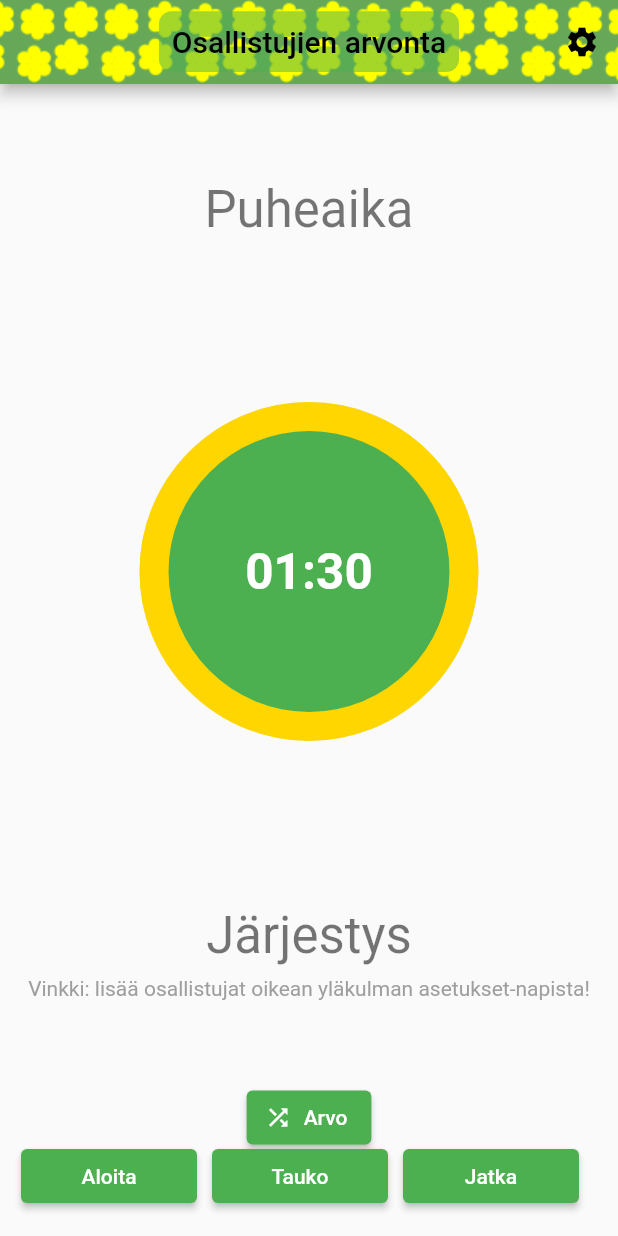
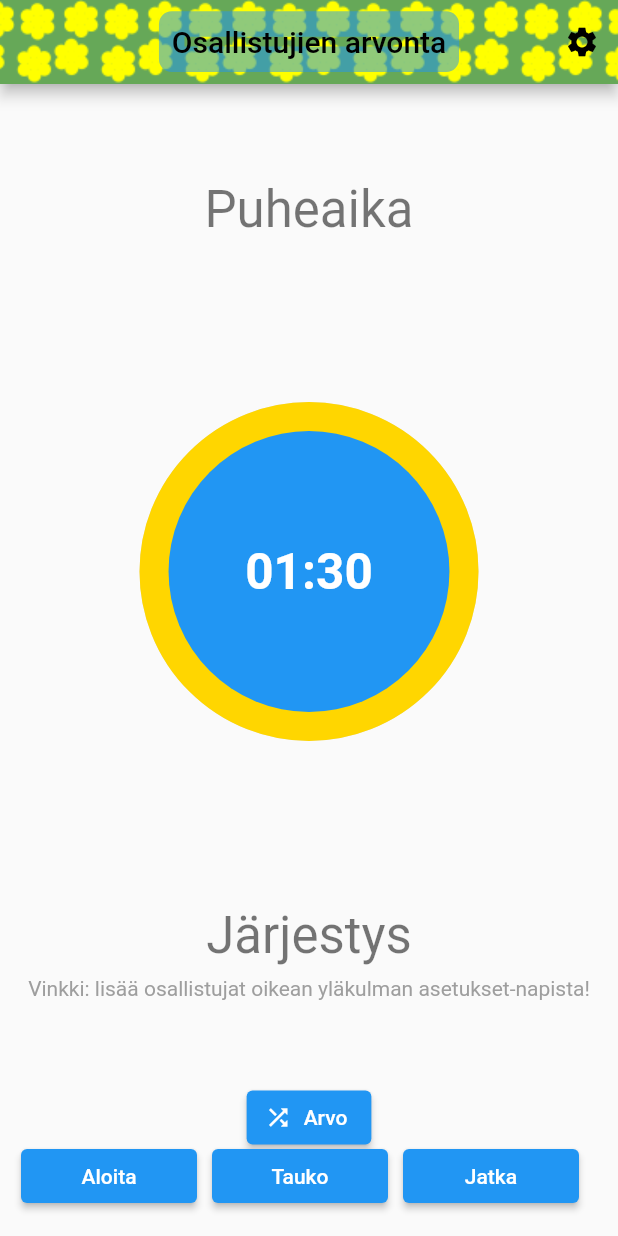
Before and after one commit to areee/flutter_participants_lottery, a Flutter app: the screen it shows after launch, on a phone screen of 412 x 824 dp. Run offline on Flutter 3.47's test engine with Material 2 defaults, Android fonts, the phone set to English and light mode, and no system bars; drawn by our look-alikes of circular_countdown_timer; our stand-ins replace google_fonts, shared_preferences; missing offline and left inert: emoji_alert.

Commit message:
Own file fow fpl theme & use it everywhere in the app

```diff
--- a/lib/components/custom_app_bar.dart
+++ b/lib/components/custom_app_bar.dart
@@ -9,7 +9,7 @@ PreferredSizeWidget customAppBar(
       title,
       style: TextStyle(
         background: Paint()
-          ..color = Colors.green.withOpacity(0.5)
+          ..color = Theme.of(context).colorScheme.primary.withOpacity(0.5)
           ..strokeWidth = 17
           ..strokeJoin = StrokeJoin.round
           ..strokeCap = StrokeCap.round
--- /dev/null
+++ b/lib/fpl_themes.dart
@@ -0,0 +1,27 @@
+import 'package:flutter/material.dart';
+import 'package:google_fonts/google_fonts.dart';
+
+ThemeData lightFplTheme(BuildContext context) {
+  return ThemeData(
+    colorScheme: ColorScheme.fromSwatch(
+            primarySwatch: Colors.blue, brightness: Brightness.light)
+        .copyWith(secondary: Colors.yellowAccent[700]),
+    textTheme: GoogleFonts.fredokaOneTextTheme(
+      Theme.of(context).textTheme,
+    ),
+  );
+}
+
+ThemeData darkFplTheme(BuildContext context) {
+  return ThemeData(
+    textTheme: GoogleFonts.fredokaOneTextTheme(
+      Theme.of(context).textTheme.apply(
+            bodyColor: Colors.white,
+            displayColor: Colors.white,
+          ),
+    ),
+    colorScheme: ColorScheme.fromSwatch(
+            primarySwatch: Colors.green, brightness: Brightness.dark)
+        .copyWith(secondary: Colors.yellowAccent[700]),
+  );
+}
--- a/lib/home_page.dart
+++ b/lib/home_page.dart
@@ -184,7 +184,7 @@ class _HomePageState extends State<HomePage> {
                 height: MediaQuery.of(context).size.height / 2,
                 duration: _duration,
                 initialDuration: 0,
-                fillColor: Colors.yellowAccent[700]!,
+                fillColor: Theme.of(context).colorScheme.secondary,
                 ringColor: Colors.grey[300]!,
                 controller: _countDownController,
                 ringGradient: null,
--- a/lib/main.dart
+++ b/lib/main.dart
@@ -1,5 +1,5 @@
 import 'package:flutter/material.dart';
-import 'package:google_fonts/google_fonts.dart';
+import 'fpl_themes.dart';
 import 'home_page.dart';
 
 void main() {
@@ -14,23 +14,8 @@ class FplApp extends StatelessWidget {
     return MaterialApp(
       debugShowCheckedModeBanner: false,
       title: 'Osallistujien arvonta',
-      darkTheme: ThemeData(
-        brightness: Brightness.dark,
-        primarySwatch: Colors.green,
-        textTheme: GoogleFonts.fredokaOneTextTheme(
-          Theme.of(context).textTheme.apply(
-                bodyColor: Colors.white,
-                displayColor: Colors.white,
-              ),
-        ),
-      ),
-      theme: ThemeData(
-        brightness: Brightness.light,
-        primarySwatch: Colors.green,
-        textTheme: GoogleFonts.fredokaOneTextTheme(
-          Theme.of(context).textTheme,
-        ),
-      ),
+      darkTheme: darkFplTheme(context),
+      theme: lightFplTheme(context),
       home: const HomePage(title: 'Osallistujien arvonta'),
     );
   }
```
Also changed, not shown: lib/fpl_theme.dart (deleted, +0 -67 lines).
